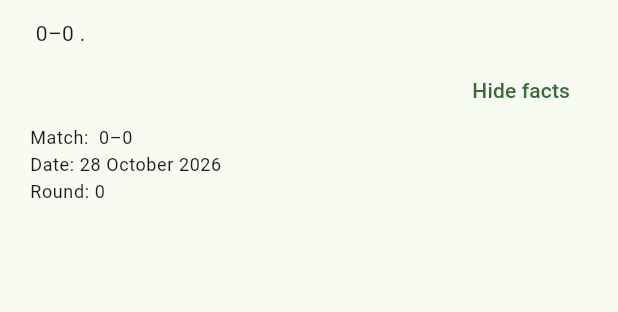
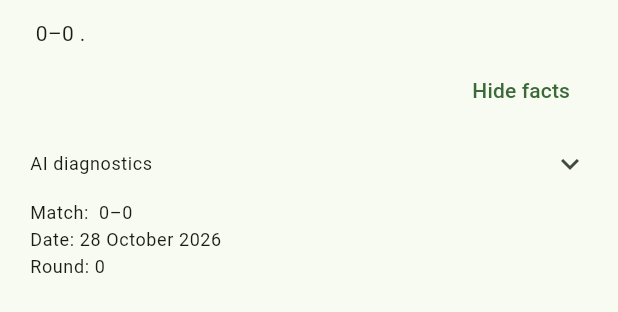
Before and after one commit to etnt/my-football, a Flutter app: the RecapSection widget shown alone on an empty page, opened directly with empty values, after a tap on "Show facts", on a phone screen of 412 x 824 dp. Shown: the top 312 px of the screen. Run offline on Flutter 3.47's test engine with Material 3 defaults, Android fonts, the phone set to English and light mode, and no system bars; our stand-ins replace dio, flutter_local_notifications, flutter_riverpod, flutter_secure_storage, flutter_timezone, shared_preferences and 1 more; missing offline and left inert: auto_upgrade, unorm_dart; accounts and stored records are empty; network calls fail.

Commit message:
feat(recap): add on-device AI diagnostics panel
Logs each stage of the recap's model path (availability, timeout,
generation error, validation) and the score-only skip into an in-memory
log, shown in a collapsed 'AI diagnostics' panel under the recap. Also
written to logcat via debugPrint.

Temporary: to be removed or hidden before the public release.

```diff
--- /dev/null
+++ b/lib/features/ai/ai_log.dart
@@ -0,0 +1,26 @@
+import 'package:flutter/foundation.dart';
+
+/// Recent on-device AI events, kept in memory and shown in the recap's
+/// "AI diagnostics" panel. Also written to logcat via [debugPrint].
+class AiLog {
+  AiLog._();
+
+  static const _maxLines = 40;
+
+  /// Newest last. Each line is `HH:mm:ss message`.
+  static final ValueNotifier<List<String>> lines = ValueNotifier(const []);
+
+  static void add(String message) {
+    final now = DateTime.now();
+    String two(int n) => n.toString().padLeft(2, '0');
+    final stamp = '${two(now.hour)}:${two(now.minute)}:${two(now.second)}';
+    debugPrint('[AI recap] $message');
+    final next = [...lines.value, '$stamp $message'];
+    if (next.length > _maxLines) {
+      next.removeRange(0, next.length - _maxLines);
+    }
+    lines.value = next;
+  }
+
+  static void clear() => lines.value = const [];
+}
--- a/lib/features/recap/recap_builder.dart
+++ b/lib/features/recap/recap_builder.dart
@@ -1,5 +1,6 @@
 import 'dart:async';
 
+import '../ai/ai_log.dart';
 import '../ai/ai_service.dart';
 import '../ai/output_validator.dart';
 import '../ai/prompt_templates.dart';
@@ -43,7 +44,11 @@ class RecapBuilder {
   /// Deterministic, fact-only recap. Synchronous and cheap — rebuilt on every
   /// call so it always reflects the current data.
   RecapResult template(FactSheet facts) {
-    return RecapResult(text: buildTemplateRecap(facts), aiWritten: false, facts: facts);
+    return RecapResult(
+      text: buildTemplateRecap(facts),
+      aiWritten: false,
+      facts: facts,
+    );
   }
 
   /// Whether a model rewrite is worth attempting: without a complete goal
@@ -74,14 +79,24 @@ class RecapBuilder {
     //    under one hard timeout, so neither a hung `isAvailable()` nor a
     //    slow generate can leave the spinner up.
     String? generated;
+    final clock = Stopwatch()..start();
     try {
       generated = await _checkAndGenerate(facts).timeout(timeout);
     } on TimeoutException {
+      _log(
+        'timed out after ${clock.elapsedMilliseconds} ms '
+        '(limit ${timeout.inMilliseconds} ms)',
+      );
       return null;
-    } on Exception {
+    } on Exception catch (e) {
+      _log('failed after ${clock.elapsedMilliseconds} ms: $e');
       return null;
     }
-    if (generated == null || generated.trim().isEmpty) return null;
+    if (generated == null || generated.trim().isEmpty) {
+      _log('no text returned after ${clock.elapsedMilliseconds} ms');
+      return null;
+    }
+    _log('model text received after ${clock.elapsedMilliseconds} ms');
 
     // 3. Guard against hallucination before showing or caching anything.
     final validation = validateRecapText(generated, facts);
@@ -101,6 +116,10 @@ class RecapBuilder {
   /// a hung `isAvailable()` must fail exactly like a hung `generate()`.
   Future<String?> _checkAndGenerate(FactSheet facts) async {
     final availability = await _ai.isAvailable();
+    _log(
+      'availability: available=${availability.available} '
+      'reason=${availability.reason.name}',
+    );
     if (!availability.available) return null;
 
     final result = await _ai.generate(
@@ -108,10 +127,18 @@ class RecapBuilder {
       maxTokens: 200,
       temperature: 0.3,
     );
+    _log(
+      result.text != null
+          ? 'generate ok (${result.text!.length} chars)'
+          : 'generate error: ${result.errorCode}',
+    );
     return result.text;
   }
 
   String _cacheKey(int fixtureId) => 'recap_${fixtureId}_$recapPromptVersion';
+
+  /// Shown in the recap's "AI diagnostics" panel and written to logcat.
+  static void _log(String message) => AiLog.add(message);
 }
 
 /// Fact-only fallback text shown while the model is unavailable or pending.
--- a/lib/features/recap/recap_providers.dart
+++ b/lib/features/recap/recap_providers.dart
@@ -3,6 +3,7 @@ import 'dart:async';
 import 'package:flutter_riverpod/flutter_riverpod.dart';
 
 import '../../core/storage/cache_store.dart';
+import '../ai/ai_log.dart';
 import '../../models/fixture.dart';
 import '../../models/match_timeline.dart';
 import '../../providers/app_providers.dart';
@@ -79,6 +80,7 @@ class RecapNotifier
           //    once at the top of build(), before the async gap, so this
           //    callback must not touch ref after an await.
           if (!builder.shouldTryModel(facts)) {
+            AiLog.add('model skipped: no goal data (score only)');
             return RecapState(result: template, modelPending: false);
           }
 
@@ -98,10 +100,7 @@ class RecapNotifier
     // Guard: the sheet may have been closed while we were generating.
     if (_disposed) return;
     state = AsyncData(
-      RecapState(
-        result: model ?? template,
-        modelPending: false,
-      ),
+      RecapState(result: model ?? template, modelPending: false),
     );
   }
 }
--- a/lib/features/recap/recap_sheet.dart
+++ b/lib/features/recap/recap_sheet.dart
@@ -2,6 +2,7 @@ import 'package:flutter/material.dart';
 import 'package:flutter_riverpod/flutter_riverpod.dart';
 
 import '../../models/fixture.dart';
+import '../ai/ai_log.dart';
 import 'recap_providers.dart';
 
 /// The recap block shown on the match goals sheet for finished fixtures.
@@ -78,6 +79,25 @@ class _RecapSectionState extends ConsumerState<RecapSection> {
               ),
             ],
           ),
+          ExpansionTile(
+            tilePadding: EdgeInsets.zero,
+            dense: true,
+            title: Text('AI diagnostics', style: theme.textTheme.bodySmall),
+            childrenPadding: const EdgeInsets.only(bottom: 8),
+            children: [
+              ValueListenableBuilder<List<String>>(
+                valueListenable: AiLog.lines,
+                builder: (context, lines, _) => Text(
+                  lines.isEmpty
+                      ? 'No on-device AI events yet.'
+                      : lines.join('\n'),
+                  style: theme.textTheme.bodySmall?.copyWith(
+                    fontFamily: 'monospace',
+                  ),
+                ),
+              ),
+            ],
+          ),
           if (_showFacts)
             ConstrainedBox(
               constraints: const BoxConstraints(maxHeight: 160),
@@ -88,10 +108,7 @@ class _RecapSectionState extends ConsumerState<RecapSection> {
                     for (final line in result.facts.toFactLines())
                       Padding(
                         padding: const EdgeInsets.only(bottom: 2),
-                        child: Text(
-                          line,
-                          style: theme.textTheme.bodySmall,
-                        ),
+                        child: Text(line, style: theme.textTheme.bodySmall),
                       ),
                   ],
                 ),
```
Also changed, not shown: 1 other file. Lines whose indentation alone changed are shown as unchanged.
